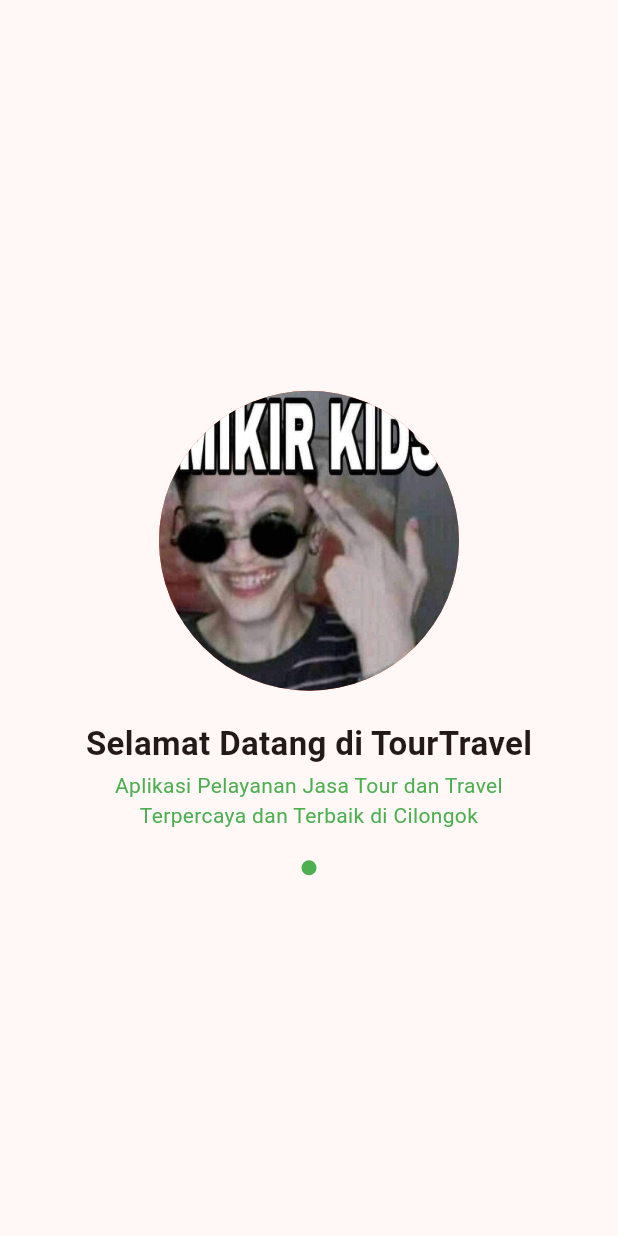
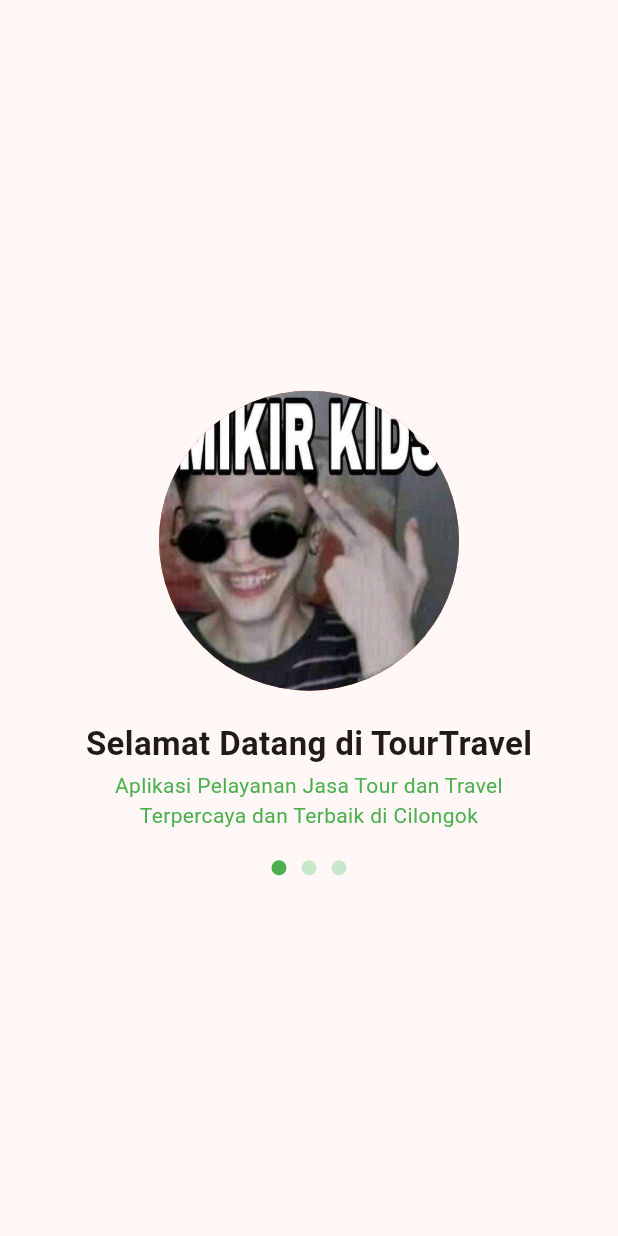
Before and after one commit to CoupDerace/KB1179_1123150012_UTS, a Flutter app: the screen it shows after launch, on a phone screen of 412 x 824 dp. Run offline on Flutter 3.47's test engine with Material 3 defaults, Android fonts, the phone set to English and light mode, and no system bars.

Commit message:
menambahkan 2 bulatan lainnya untuk menandakan page tersebut

```diff
--- a/lib/Screen/splash_screen_1.dart
+++ b/lib/Screen/splash_screen_1.dart
@@ -47,10 +47,27 @@ class SplashScreenUTS extends StatelessWidget {
                     color: Colors.green,
                     shape: BoxShape.circle,
                   ),
-                )
-
+                ),
+                SizedBox(width: 10),
+                Container(
+                  height: 10,
+                  width: 10,
+                  decoration: BoxDecoration(
+                    color: Colors.green[100]!,
+                    shape: BoxShape.circle,
+                  ),
+                ),
+                SizedBox(width: 10),
+                Container(
+                  height: 10,
+                  width: 10,
+                  decoration: BoxDecoration(
+                    color: Colors.green[100]!,
+                    shape: BoxShape.circle,
+                  ),
+                ),
               ],
-            )
+            ),
           ],
         ),
       ),
```
